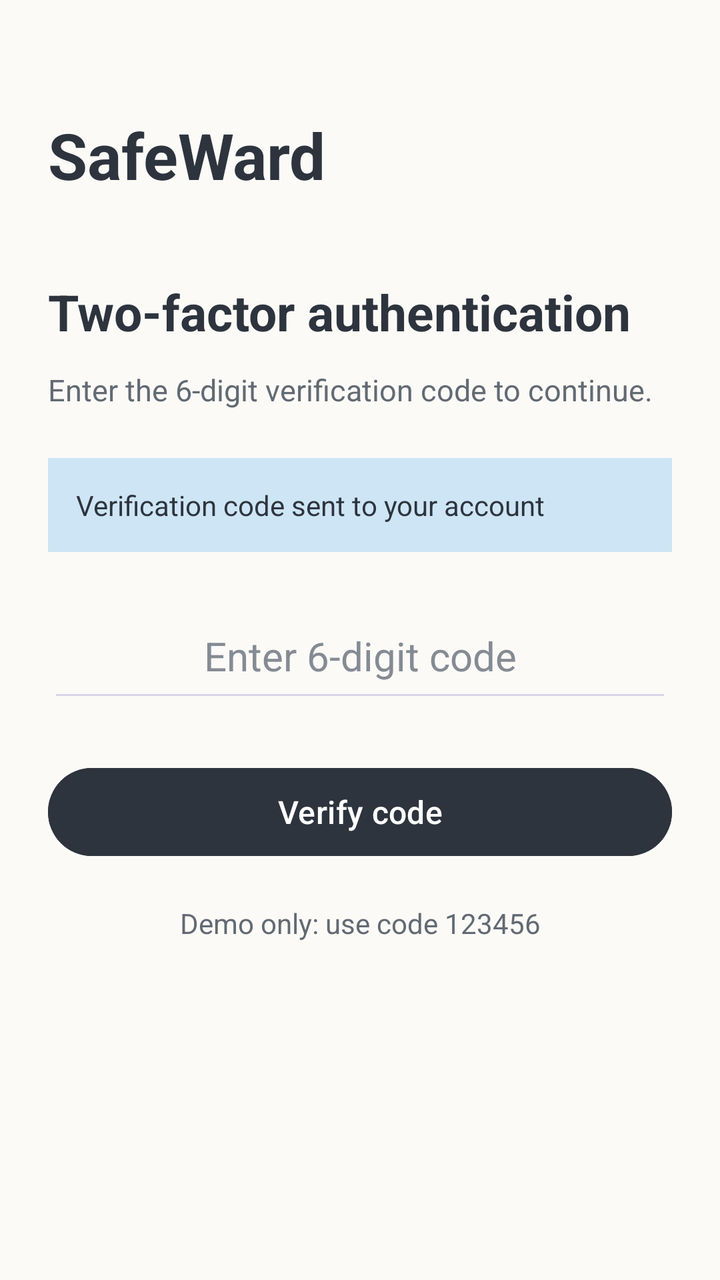
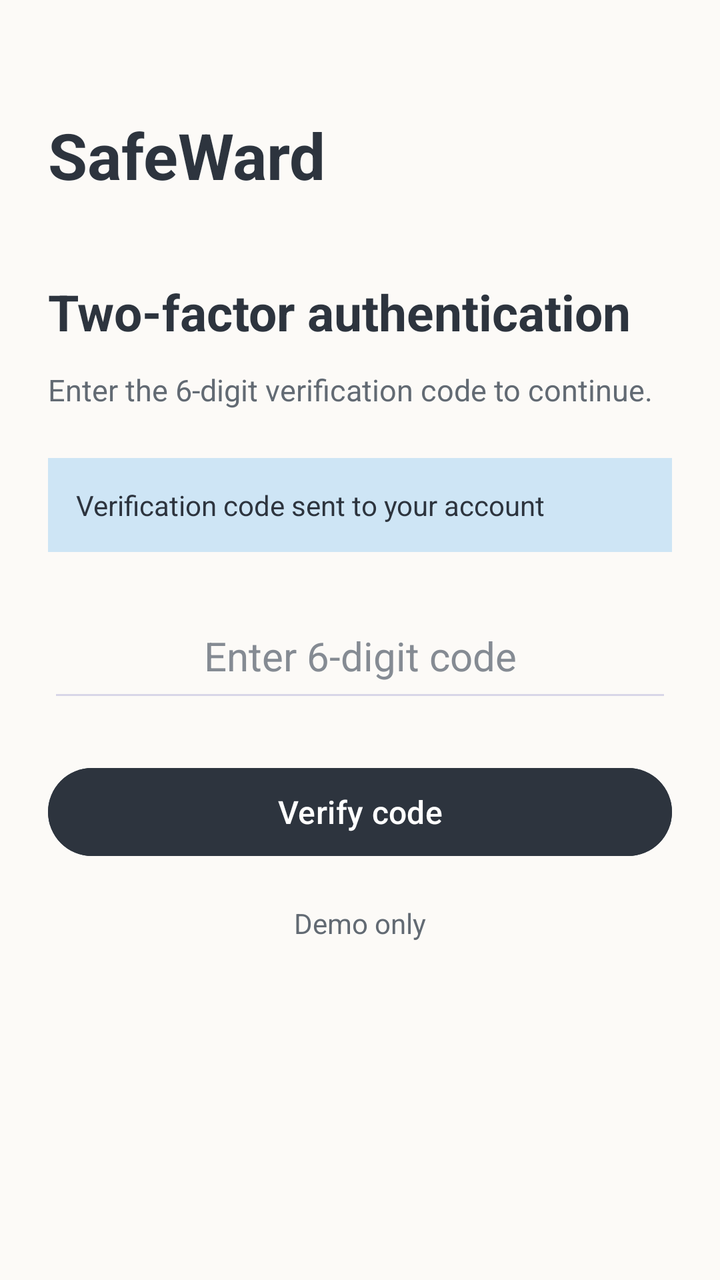

Compare the two renders of this Android layout. The source of the first and the diff that turns it into the second are given below.
<!-- AndroidManifest.xml: application theme Theme.SafeWard -->
<!-- res/layout/activity_two_factor.xml -->
<?xml version="1.0" encoding="utf-8"?>
<ScrollView xmlns:android="http://schemas.android.com/apk/res/android"
            android:id="@+id/main"
            android:layout_width="match_parent"
            android:layout_height="match_parent"
            android:background="#FCFAF7"
            android:fillViewport="true">

    <LinearLayout
            android:layout_width="match_parent"
            android:layout_height="wrap_content"
            android:orientation="vertical"
            android:padding="24dp">

        <TextView
                android:layout_width="wrap_content"
                android:layout_height="wrap_content"
                android:layout_marginTop="32dp"
                android:text="SafeWard"
                android:textColor="#2D343E"
                android:textSize="32sp"
                android:textStyle="bold" />

        <TextView
                android:layout_width="wrap_content"
                android:layout_height="wrap_content"
                android:layout_marginTop="40dp"
                android:text="Two-factor authentication"
                android:textColor="#2D343E"
                android:textSize="25sp"
                android:textStyle="bold" />

        <TextView
                android:layout_width="match_parent"
                android:layout_height="wrap_content"
                android:layout_marginTop="12dp"
                android:text="Enter the 6-digit verification code to continue."
                android:textColor="#626A73"
                android:textSize="15sp" />

        <TextView
                android:id="@+id/accountText"
                android:layout_width="match_parent"
                android:layout_height="wrap_content"
                android:layout_marginTop="24dp"
                android:background="#CEE5F5"
                android:padding="14dp"
                android:text="Verification code sent to your account"
                android:textColor="#2D343E"
                android:textSize="14sp" />

        <EditText
                android:id="@+id/verificationCodeInput"
                android:layout_width="match_parent"
                android:layout_height="wrap_content"
                android:layout_marginTop="24dp"
                android:gravity="center"
                android:hint="Enter 6-digit code"
                android:inputType="number"
                android:maxLength="6"
                android:minHeight="56dp"
                android:padding="12dp"
                android:textColor="#2D343E"
                android:textColorHint="#858B93"
                android:textSize="20sp"
                android:backgroundTint="#D8D6E8" />

        <Button
                android:id="@+id/verifyButton"
                android:layout_width="match_parent"
                android:layout_height="wrap_content"
                android:layout_marginTop="24dp"
                android:backgroundTint="#2D343E"
                android:minHeight="52dp"
                android:text="Verify code"
                android:textAllCaps="false"
                android:textColor="#FFFFFF"
                android:textSize="16sp" />

        <TextView
                android:layout_width="match_parent"
                android:layout_height="wrap_content"
                android:layout_marginTop="20dp"
                android:gravity="center"
                android:text="Demo only: use code 123456"
                android:textColor="#626A73"
                android:textSize="14sp" />

    </LinearLayout>
</ScrollView>
<!-- resources referenced by this layout -->
<resources>
  <style name="Theme.SafeWard" parent="Base.Theme.SafeWard" />
  <style name="Base.Theme.SafeWard" parent="Theme.Material3.DayNight.NoActionBar">
          
          
      </style>
</resources>

<!-- the commit's change to res/layout/activity_two_factor.xml (unified diff, before → after) -->
@@ -78,11 +78,12 @@
                 android:textSize="16sp" />
 
         <TextView
+                android:id="@+id/demoHintText"
                 android:layout_width="match_parent"
                 android:layout_height="wrap_content"
                 android:layout_marginTop="20dp"
                 android:gravity="center"
-                android:text="Demo only: use code 123456"
+                android:text="Demo only"
                 android:textColor="#626A73"
                 android:textSize="14sp" />
 
